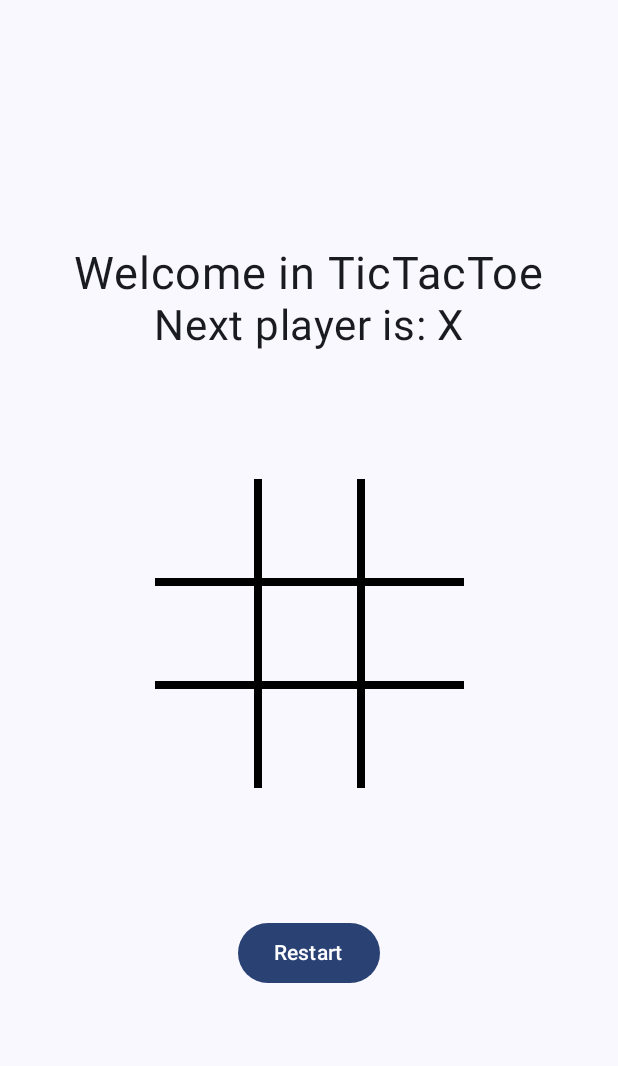
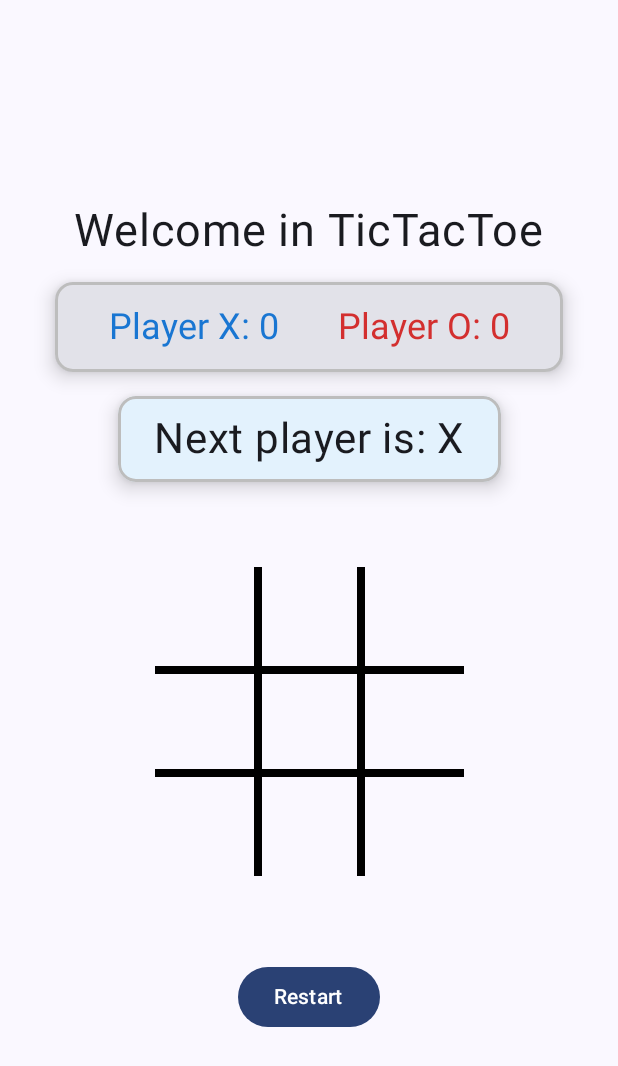
Before and after one commit to EKasuti/AIT-MobileSoftwareDevelopment, an Android app built with Jetpack Compose: the screen it shows after launch (MainActivity), after a tap on "Restart", on a phone screen of 412 x 824 dp. Shown: the top 1066 px of the screen. Run offline under Robolectric (Android 15) with nearby library versions, the phone set to English and light mode, and no system bars; libraries missing offline, so code that uses them is left out: com.wajahatkarim.flippable.

Commit message:
feat: tracking X and O's wins

```diff
--- a/TicTacToe/app/src/main/java/com/example/tictactoe/ui/screen/TicTacToeScreen.kt
+++ b/TicTacToe/app/src/main/java/com/example/tictactoe/ui/screen/TicTacToeScreen.kt
@@ -1,10 +1,12 @@
 package hu.bme.ait.tictactoe.ui.screen
 
+import androidx.compose.foundation.BorderStroke
 import androidx.compose.foundation.Canvas
 import androidx.compose.foundation.gestures.detectTapGestures
 import androidx.compose.foundation.layout.Arrangement
 import androidx.compose.foundation.layout.Box
 import androidx.compose.foundation.layout.Column
+import androidx.compose.foundation.layout.Row
 import androidx.compose.foundation.layout.aspectRatio
 import androidx.compose.foundation.layout.fillMaxSize
 import androidx.compose.foundation.layout.fillMaxWidth
@@ -23,6 +25,7 @@ import androidx.compose.runtime.setValue
 import androidx.compose.ui.Alignment
 import androidx.compose.ui.ExperimentalComposeUiApi
 import androidx.compose.ui.Modifier
+import androidx.compose.ui.draw.shadow
 import androidx.compose.ui.geometry.Size
 import androidx.compose.ui.graphics.Color
 import androidx.compose.ui.graphics.ImageBitmap
@@ -54,19 +57,33 @@ fun TicTacToeScreen(
     ) {
         Text(context.getString(R.string.text_welcome), fontSize = 30.sp)
 
+        ScoreBoard(
+            xWins = ticTactToeViewModel.xWins,
+            oWins = ticTactToeViewModel.oWins
+        )
+
         WinnerCard(winner = ticTactToeViewModel.winner)
 
         if (ticTactToeViewModel.winner == null){
-            Text(context.getString(R.string.next_player_text,
-            ticTactToeViewModel.currentPlayer),
-            fontSize = 28.sp)
+            Card(
+                modifier = modifier.shadow(8.dp, shape = MaterialTheme.shapes.medium),
+                border = BorderStroke(2.dp, Color(context.getColor(R.color.borderStrokeColor))),
+                colors = CardDefaults.cardColors(
+                    containerColor = if (ticTactToeViewModel.currentPlayer == Player.X)
+                        Color(0xFFE3F2FD) else Color(0xFFFFEBEE)
+                )
+            ) {
+                Text(
+                    modifier = Modifier.padding(horizontal = 24.dp, vertical = 12.dp),
+                    text = context.getString(R.string.next_player_text, ticTactToeViewModel.currentPlayer),
+                    fontSize = 28.sp
+                )
+            }
         }
 
-        TicTacToeBoard(ticTactToeViewModel.board,
-            {
-                ticTactToeViewModel.onCellClicked(it)
-            }
-        )
+        TicTacToeBoard(ticTactToeViewModel.board) {
+            ticTactToeViewModel.onCellClicked(it)
+        }
 
         Button(onClick = {
             ticTactToeViewModel.setNewBoard(3)
@@ -255,3 +272,41 @@ fun WinnerCard(
         flipController = flipController
     )
 }
+
+@Composable
+fun ScoreBoard(
+    xWins: Int,
+    oWins: Int,
+    modifier: Modifier = Modifier
+) {
+    val context = LocalContext.current
+
+    Card(
+        modifier = modifier
+            .fillMaxWidth(0.9f)
+            .padding(16.dp)
+            .shadow(8.dp, shape = MaterialTheme.shapes.medium),
+        elevation = CardDefaults.cardElevation(6.dp),
+        border = BorderStroke(2.dp, Color(context.getColor(R.color.borderStrokeColor)))
+    ) {
+        Row(
+            modifier = Modifier
+                .fillMaxWidth()
+                .padding(16.dp),
+            horizontalArrangement = Arrangement.SpaceAround
+        ) {
+            Text(
+                text = context.getString(R.string.player1, xWins),
+                fontSize = 24.sp,
+                color = Color(0xFF1976D2),
+                style = MaterialTheme.typography.titleLarge
+            )
+            Text(
+                text = context.getString(R.string.player2, oWins),
+                fontSize = 24.sp,
+                color = Color(0xFFD32F2F),
+                style = MaterialTheme.typography.titleLarge
+            )
+        }
+    }
+}
--- a/TicTacToe/app/src/main/java/com/example/tictactoe/ui/screen/TicTacToeViewModel.kt
+++ b/TicTacToe/app/src/main/java/com/example/tictactoe/ui/screen/TicTacToeViewModel.kt
@@ -21,6 +21,12 @@ class TicTactToeViewModel : ViewModel() {
     var winner by mutableStateOf<Player?>(null)
         private set
 
+    var xWins by mutableStateOf(0)
+        private set
+
+    var oWins by mutableStateOf(0)
+        private set
+
     init {
         //board[1][1] = Player.X
     }
@@ -40,6 +46,12 @@ class TicTactToeViewModel : ViewModel() {
         // after every move we check if there is a winner
         if (checkWinner(currentPlayer)) {
             winner = currentPlayer
+
+            if (currentPlayer == Player.X) {
+                xWins++
+            } else {
+                oWins++
+            }
             return
         }
 
--- a/TicTacToe/app/src/main/res/values/colors.xml
+++ b/TicTacToe/app/src/main/res/values/colors.xml
@@ -7,4 +7,5 @@
     <color name="teal_700">#FF018786</color>
     <color name="black">#FF000000</color>
     <color name="white">#FFFFFFFF</color>
+    <color name="borderStrokeColor">#FFBDBDBD</color>
 </resources>
--- a/TicTacToe/app/src/main/res/values/strings.xml
+++ b/TicTacToe/app/src/main/res/values/strings.xml
@@ -8,4 +8,6 @@
     <string name="tap_for_hint">Tap to get a hint</string>
     <string name="bulb_icon">💡</string>
     <string name="tip_text"> Tip: Try to control the center for the best chance to win!</string>
+    <string name="player1">Player X: %1$d</string>
+    <string name="player2">Player O: %1$d</string>
 </resources>
```
